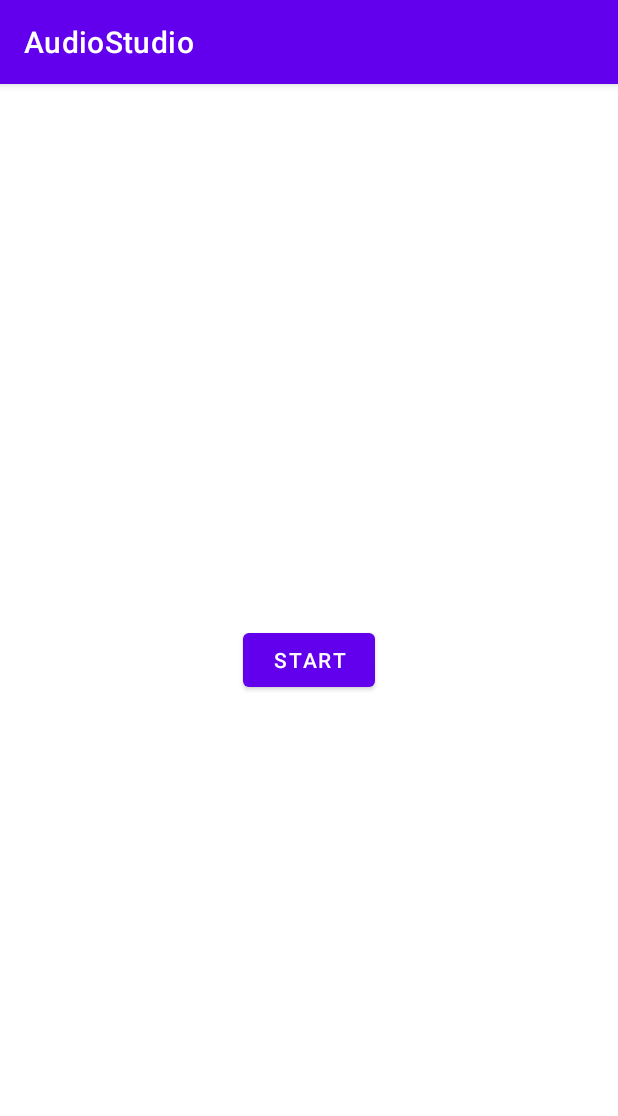
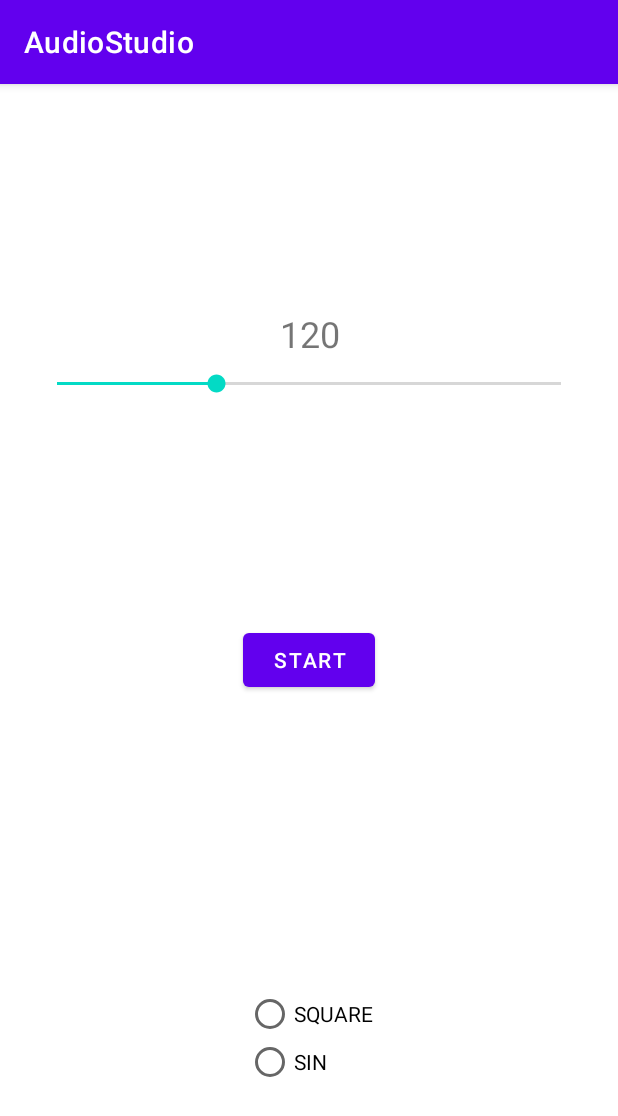
Before and after one commit to Riobener/AudioStudio, an Android app: the screen it shows after launch (MainActivity), on a phone screen of 412 x 824 dp. Shown: the top 1116 px of the screen. Run offline under Robolectric (Android 15) with nearby library versions, the phone set to English and light mode, and no system bars; 3 statements that could not run were skipped.

Commit message:
Finally understood timing and bpm issues.

```diff
--- a/app/src/main/java/com/riobener/audiostudio/MainActivity.java
+++ b/app/src/main/java/com/riobener/audiostudio/MainActivity.java
@@ -5,6 +5,9 @@ import androidx.appcompat.app.AppCompatActivity;
 import android.os.Bundle;
 import android.view.View;
 import android.widget.Button;
+import android.widget.RadioButton;
+import android.widget.RadioGroup;
+import android.widget.SeekBar;
 import android.widget.TextView;
 
 public class MainActivity extends AppCompatActivity {
@@ -13,11 +16,64 @@ public class MainActivity extends AppCompatActivity {
     static {
         System.loadLibrary("native-lib");
     }
-
+    RadioGroup radioGroup;
+    RadioButton sin;
+    RadioButton square;
+    SeekBar bpmChanger;
+    TextView bpmText;
+    int bpm = 120;
     @Override
     protected void onCreate(Bundle savedInstanceState) {
         super.onCreate(savedInstanceState);
         setContentView(R.layout.activity_main);
+        setWaveType(1);
+        radioGroup = findViewById(R.id.waveChoosing);
+        sin = new RadioButton(this);
+        sin.setText("SIN");
+        sin.setOnClickListener(new View.OnClickListener() {
+            @Override
+            public void onClick(View v) {
+                setWaveType(1);
+                square.setChecked(false);
+            }
+        });
+        square = new RadioButton(this);
+        square.setText("SQUARE");
+        square.setOnClickListener(new View.OnClickListener() {
+            @Override
+            public void onClick(View v) {
+                setWaveType(2);
+                sin.setChecked(false);
+            }
+        });
+        radioGroup.addView(square);
+        radioGroup.addView(sin);
+
+
+        bpmChanger = (SeekBar)findViewById(R.id.bpmChanger);
+        bpmChanger.setProgress(bpm);
+        bpmChanger.setOnSeekBarChangeListener(new SeekBar.OnSeekBarChangeListener() {
+            @Override
+            public void onProgressChanged(SeekBar seekBar, int progress, boolean fromUser) {
+                setBpm(progress);
+                bpmText.setText(""+progress);
+            }
+
+            @Override
+            public void onStartTrackingTouch(SeekBar seekBar) {
+
+            }
+
+            @Override
+            public void onStopTrackingTouch(SeekBar seekBar) {
+                bpmText.setText(""+bpmChanger.getProgress());
+            }
+        });
+
+        bpmText = (TextView)findViewById(R.id.bpmText);
+        bpmText.setText(""+bpm);
+
+
 
         initialize();
         Button playStop = findViewById(R.id.playStop);
@@ -40,4 +96,6 @@ public class MainActivity extends AppCompatActivity {
     boolean soundState = true;
     public native void initialize();
     public native void tap(boolean i);
+    public native void setWaveType(int i);//1-sine, 2 - square
+    public native void setBpm(int bpm);
 }
--- a/app/src/main/res/layout/activity_main.xml
+++ b/app/src/main/res/layout/activity_main.xml
@@ -7,14 +7,30 @@
     tools:context=".MainActivity">
 
     <TextView
-        android:id="@+id/sample_text"
+        android:id="@+id/bpmText"
         android:layout_width="wrap_content"
         android:layout_height="wrap_content"
-        android:text="Hello World!"
-        app:layout_constraintBottom_toBottomOf="parent"
+        android:layout_marginLeft="8dp"
+        android:layout_marginRight="8dp"
+        android:textSize="24sp"
         app:layout_constraintLeft_toLeftOf="parent"
         app:layout_constraintRight_toRightOf="parent"
-        app:layout_constraintTop_toTopOf="parent" />
+        tools:text="90"
+        app:layout_constraintTop_toTopOf="parent"
+        android:layout_marginTop="150dp"
+        app:layout_constraintHorizontal_bias="0.501"/>
+
+    <SeekBar
+        android:id="@+id/bpmChanger"
+        android:layout_width="368dp"
+        android:layout_height="wrap_content"
+        android:layout_marginTop="8dp"
+        android:max="250"
+        android:min="60"
+        android:progress="30"
+        app:layout_constraintLeft_toLeftOf="parent"
+        app:layout_constraintRight_toRightOf="parent"
+        app:layout_constraintTop_toBottomOf="@+id/bpmText"/>
     <Button
         android:layout_width="wrap_content"
         android:layout_height="wrap_content"
@@ -24,5 +40,13 @@
         app:layout_constraintLeft_toLeftOf="parent"
         app:layout_constraintRight_toRightOf="parent"
         app:layout_constraintTop_toTopOf="parent"></Button>
+    <RadioGroup
+        android:layout_marginBottom="100dp"
+        android:id="@+id/waveChoosing"
+        android:layout_width="wrap_content"
+        android:layout_height="wrap_content"
+        app:layout_constraintBottom_toBottomOf="parent"
+        app:layout_constraintLeft_toLeftOf="parent"
+        app:layout_constraintRight_toRightOf="parent"></RadioGroup>
 
 </androidx.constraintlayout.widget.ConstraintLayout>
```
Also changed, not shown: 5 other files.
